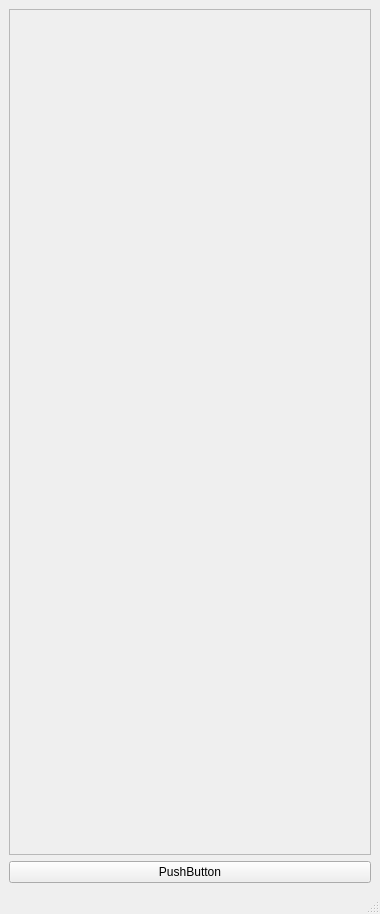
jsjsjs000/imx8mp_qt_ar0521_isp_tool, file mainwindow.ui: the form before one commit.
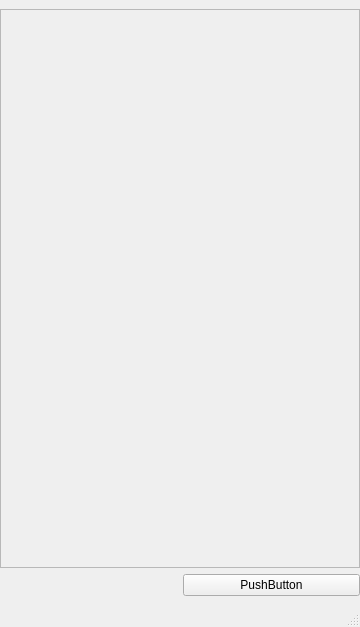
The form after the commit.

What changed in the file:
```diff
--- a/mainwindow.ui
+++ b/mainwindow.ui
@@ -6,8 +6,8 @@
    <rect>
     <x>0</x>
     <y>0</y>
-    <width>380</width>
-    <height>914</height>
+    <width>360</width>
+    <height>627</height>
    </rect>
   </property>
   <property name="windowTitle">
@@ -15,14 +15,20 @@
   </property>
   <widget class="QWidget" name="centralwidget">
    <layout class="QGridLayout" name="gridLayout_2">
-    <item row="2" column="0">
+    <property name="leftMargin">
+     <number>0</number>
+    </property>
+    <property name="rightMargin">
+     <number>0</number>
+    </property>
+    <item row="1" column="1">
      <widget class="QPushButton" name="pushButton">
       <property name="text">
        <string>PushButton</string>
       </property>
      </widget>
     </item>
-    <item row="1" column="0">
+    <item row="0" column="0" colspan="2">
      <widget class="QScrollArea" name="scrollArea">
       <property name="widgetResizable">
        <bool>true</bool>
@@ -32,8 +38,8 @@
         <rect>
          <x>0</x>
          <y>0</y>
-         <width>360</width>
-         <height>819</height>
+         <width>358</width>
+         <height>532</height>
         </rect>
        </property>
        <layout class="QGridLayout" name="gridLayout">
```
Left out of the diff: 5 changed lines with no effect on the pictures.
